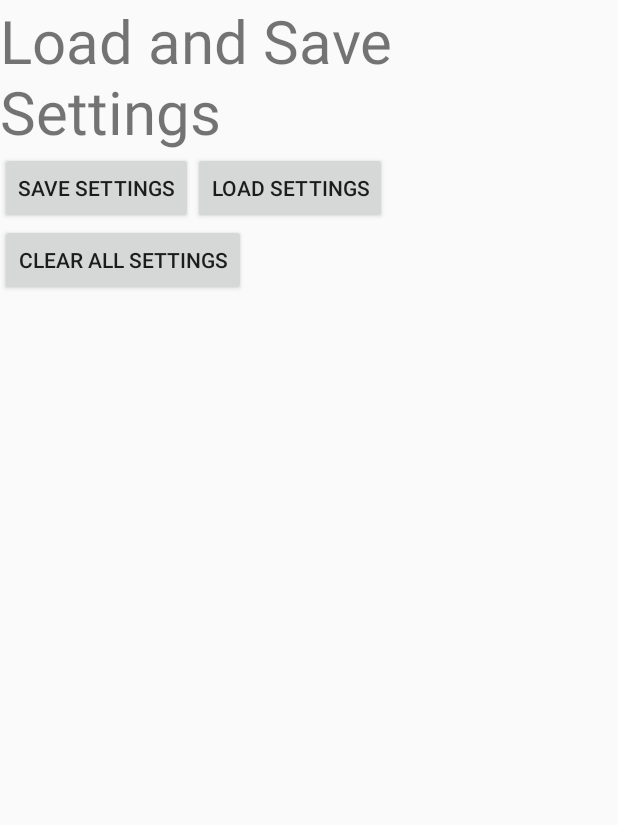
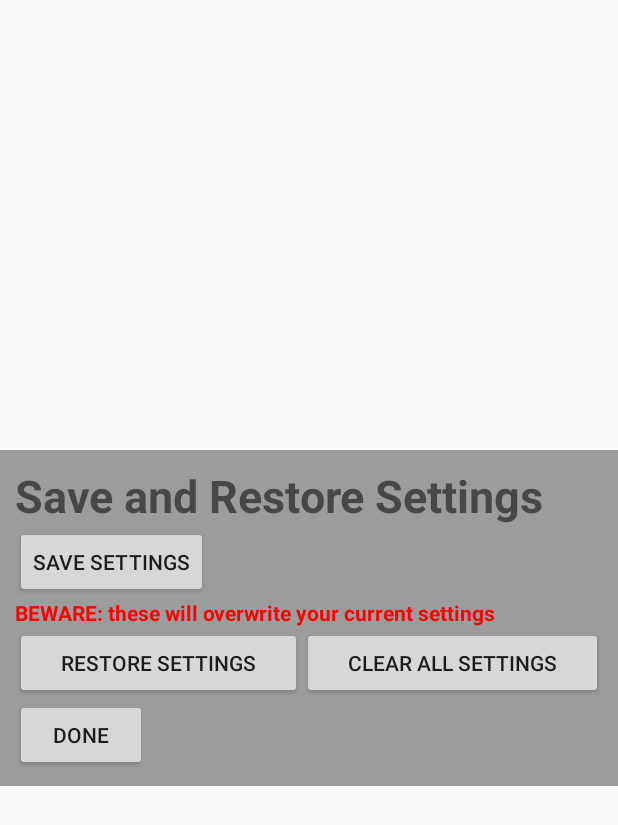
Before and after one commit to peterthevicar/dementiadayclock, an Android app: the layout load_save_fragment.xml on its own in the app's theme, with its tools: preview values and no code run, on a phone screen of 412 x 824 dp. Shown: the top 825 px of the screen. Run offline under Robolectric (Android 15) with nearby library versions, the phone set to English and light mode, and no system bars.

Commit message:
Add save and restore functions

```diff
--- a/app/src/main/AndroidManifest.xml
+++ b/app/src/main/AndroidManifest.xml
@@ -1,8 +1,8 @@
 <?xml version="1.0" encoding="utf-8"?>
 <manifest xmlns:android="http://schemas.android.com/apk/res/android"
     package="net.salisburys.dayclock"
-    android:versionCode="13"
-    android:versionName="4.4"
+    android:versionCode="14"
+    android:versionName="5"
     android:installLocation="auto">
 
     <uses-permission android:name="android.permission.WRITE_EXTERNAL_STORAGE" />
--- a/app/src/main/java/net/salisburys/dayclock/MainActivity.java
+++ b/app/src/main/java/net/salisburys/dayclock/MainActivity.java
@@ -1,5 +1,6 @@
 package net.salisburys.dayclock;
 
+import java.io.File;
 import java.io.FileInputStream;
 import java.io.FileNotFoundException;
 import java.io.FileOutputStream;
@@ -340,12 +341,14 @@ public class MainActivity extends ActionBarActivity {
                 displayDialog(R.string.help_dialog_title, getString(R.string.help_dialog_text));
                 return true;
             case R.id.action_load_save:
+                if (!stackInUse) {
                     LoadSaveFragment loadSaveFragment = new LoadSaveFragment();
                     FragmentTransaction trans = getFragmentManager().beginTransaction();
                     trans.add(R.id.container, loadSaveFragment);
                     trans.addToBackStack(null);
                     trans.commit();
                     stackInUse = true;
+                }
                 return true;
             case android.R.id.home:
                 // Implement UP
@@ -453,15 +456,14 @@ public class MainActivity extends ActionBarActivity {
             }
         }
         if (success)
-            displayDialog(R.string.save_dialog_title, getString(R.string.save_dialog_text) + fullName);
+            displayDialog(R.string.save_dialog_title, getString(R.string.save_dialog_text) +"\n"+ fullName);
         else
-            displayDialog(R.string.save_dialog_title, getString(R.string.save_dialog_fail) + fullName);
+            displayDialog(R.string.save_dialog_title, getString(R.string.save_dialog_fail) +"\n"+ fullName);
     }
 
     public void lsButLoad(View view) {
         boolean success=false;
         if (verifyStoragePermissions(this, dirName)) {
-            //TODO: are you sure?static
             ObjectInputStream input = null;
             try {
                 input = new ObjectInputStream(new FileInputStream(fullName));
@@ -502,14 +504,21 @@ public class MainActivity extends ActionBarActivity {
             }
         }
         if (success)
-            displayDialog(R.string.load_dialog_title, getString(R.string.load_dialog_text) + fullName);
+            displayDialog(R.string.load_dialog_title, getString(R.string.load_dialog_text) +"\n"+ fullName);
         else
-            displayDialog(R.string.load_dialog_title, getString(R.string.load_dialog_fail) + fullName);
+            displayDialog(R.string.load_dialog_title, getString(R.string.load_dialog_fail) +"\n"+ fullName);
     }
 
     public void lsButClear(View view) {
-        boolean success = false;
-        //TODO: clear settings code
+        // Clear all the saved settings
+        sharedPrefs.edit().clear().apply();
+        // Need to reload default values for prefs
+        PreferenceManager.setDefaultValues(this, R.xml.preferences_fragment, true);
+    }
+
+    public void lsButDone(View view) {
+        // Remove the fragment
+        popStack();
     }
     // Storage Permissions
     private static final int REQUEST_EXTERNAL_STORAGE = 1;
@@ -520,10 +529,7 @@ public class MainActivity extends ActionBarActivity {
 
     /**
      * Checks if the app has permission to write to device storage
-     * <p/>
      * If the app does not has permission then the user will be prompted to grant permissions
-     *
-     * @param activity
      */
     public static boolean verifyStoragePermissions(Activity activity, String dirName) {
         // Check if we have write permission
@@ -540,8 +546,12 @@ public class MainActivity extends ActionBarActivity {
             permission = ActivityCompat.checkSelfPermission(activity, Manifest.permission.WRITE_EXTERNAL_STORAGE);
         }
         if (permission == PackageManager.PERMISSION_GRANTED) {
-            //TODO: create directory dirName if not present
-            success = true;
+            // Have the right permissions so make sure directory exists
+            File saveDir = new File(dirName);
+            if (!saveDir.isDirectory()) {
+                saveDir.mkdirs();
+            }
+            success = (saveDir.isDirectory());
         }
         return success;
     }
--- a/app/src/main/res/layout/load_save_fragment.xml
+++ b/app/src/main/res/layout/load_save_fragment.xml
@@ -1,35 +1,70 @@
 <?xml version="1.0" encoding="utf-8"?>
 <RelativeLayout xmlns:android="http://schemas.android.com/apk/res/android"
-    android:layout_width="match_parent"
-    android:layout_height="match_parent">
+    android:layout_width="wrap_content"
+    android:layout_height="wrap_content"
+    android:layout_gravity="center"
+    android:background="#60000000"
+    android:padding="10dp">
+
     <TextView
         android:id="@+id/lsTitle"
-        android:text="Load and Save Settings"
-        android:layout_gravity="center_horizontal"
         android:layout_width="wrap_content"
-        android:textSize="40dp"
-        android:layout_height="wrap_content"/>
+        android:layout_height="wrap_content"
+        android:text="Save and Restore Settings"
+        android:textSize="30dp"
+        android:textStyle="bold" />
+
     <Button
         android:id="@+id/lsButSave"
         android:layout_width="wrap_content"
         android:layout_height="wrap_content"
-        android:text="Save settings"
         android:layout_below="@+id/lsTitle"
-        android:onClick="lsButSave"/>
-    <Button
-        android:id="@+id/lsButLoad"
+        android:onClick="lsButSave"
+        android:text="Save settings" />
+
+    <TextView
+        android:id="@+id/lsWarn"
         android:layout_width="wrap_content"
         android:layout_height="wrap_content"
-        android:text="Load Settings"
-        android:layout_below="@+id/lsTitle"
-        android:layout_toRightOf="@id/lsButSave"
-        android:onClick="lsButLoad"/>
+        android:layout_below="@+id/lsButSave"
+        android:text="BEWARE: these will overwrite your current settings"
+        android:textColor="#FF0000"
+        android:textStyle="bold" />
+
+    <LinearLayout
+        android:id="@+id/lsLinear"
+        android:layout_width="match_parent"
+        android:layout_height="wrap_content"
+        android:layout_below="@+id/lsWarn"
+        android:orientation="horizontal">
+
+        <Button
+            android:id="@+id/lsButLoad"
+            android:layout_width="wrap_content"
+            android:layout_height="wrap_content"
+            android:layout_below="@+id/lsWarn"
+            android:layout_weight="50"
+            android:onClick="lsButLoad"
+            android:text="Restore Settings" />
+
+        <Button
+            android:id="@+id/lsButClear"
+            android:layout_width="wrap_content"
+            android:layout_height="wrap_content"
+            android:layout_below="@+id/lsWarn"
+            android:layout_toRightOf="@+id/lsButLoad"
+            android:layout_weight="50"
+            android:onClick="lsButClear"
+            android:text="Clear all Settings" />
+
+    </LinearLayout>
+
     <Button
-        android:id="@+id/lsButClear"
+        android:id="@+id/lsButDone"
         android:layout_width="wrap_content"
         android:layout_height="wrap_content"
-        android:text="Clear all Settings"
-        android:layout_below="@+id/lsButSave"
-        android:onClick="lsButClear"/>
+        android:layout_below="@+id/lsLinear"
+        android:onClick="lsButDone"
+        android:text="Done" />
 
 </RelativeLayout>
--- a/app/src/main/res/values/strings.xml
+++ b/app/src/main/res/values/strings.xml
@@ -4,15 +4,15 @@
     <string name="app_name">Day Clock</string>
     <string name="action_preferences">Settings</string>
 
-    <string name="action_load_save">Load/Save settings</string>
+    <string name="action_load_save">Save/Restore settings</string>
     <string name="save_dialog_title">Save settings</string>
     <string name="save_dialog_text">Saved settings to</string>
     <string name="save_dialog_fail">**FAILED to save to</string>
 
-    <string name="action_load">Load settings</string>
-    <string name="load_dialog_title">Load settings</string>
-    <string name="load_dialog_text">Loaded settings from</string>
-    <string name="load_dialog_fail">**FAILED to load from</string>
+    <string name="action_load">Restore settings</string>
+    <string name="load_dialog_title">Restore settings</string>
+    <string name="load_dialog_text">Restored settings from</string>
+    <string name="load_dialog_fail">**FAILED to restore from</string>
 
 
     <string name="action_about">About, changes</string>
@@ -21,6 +21,7 @@
     <string name="about_dialog_text">\nAuthor: peterthevicar\n
 Open Source at sourceforge and github\n\n
 Changes:\n
+* v5 Add ability to save and restore settings to SD card - thanks Charles R for the idea.\n
 * v4.4 Change from chiralcode\'s colour picker to margaritov\'s - allows hex input and colour previews.\n
 * v4.3.1 Allow move to SD - thanks to Charles R.\n
 * v4.3 Add custom date format and optional last line text - thanks for the suggestions Charles R and Nick M.\n
@@ -56,6 +57,7 @@ Changes:\n
 * Changing the background and text colours. Each period during the day can have a different colour scheme (background and text colours). You set up the colour schemes in the second part of the settings menu (Colour schemes). Each colour scheme has a name (Normal, Contrast, Night etc) and each period of the day can choose one of the colour schemes for its display. By default the \'Early hours\' and \'Night\' periods use the Night scheme while all the others use Normal except for Tea Time which uses Contrast. The default settings for the Night theme are designed to minimise the light coming from the display.\n\n
 * Changing the names and times of the periods of the day. You can define up to 8 periods in a day. Each period has a name (e.g. Morning) a start and end time, a list of days it occurs and a colour scheme. To disable a period altogether just delete its name. You will normally want periods to end when the next begins (End when next period starts) giving a progression from one period to the next to the next. However you can also set the times to have a period entirely within another period, e.g. Supper time within Evening so you get Evening, Supper Time, and then back to Evening. Day Clock tries to be sensible about such overlapping periods and doesn\'t need the periods to be listed in the order they come in the day.\n\n
 * What\'s the point of the \'Period occurs every day\' option? Most periods (e.g. Morning) are going to occur every day so you would use this option. But you may have something like \'Carers visit\' which only happen on some days of the week. In that case you would clear the \'Period occurs every day\' option and just select the days when the carers actually visit. Day Clock will then only display \'Carers visit\' on the days you have selected (and at the time you have defined in the other settings). That would be a good example of a period which might use the Contrast colour scheme to draw attention.\n\n
+* Why would I want to save or restore my setting? If you\'ve made a lot of changes to the configuration it\'s a good backup policy to save the settings to your device\'s storage. That way if you have to reset the device, or upgrade to a new device, you can copy the settings by copying the file. It\'s also useful if you want to try out a new configuration: save your current settings first in case it all goes wrong and you can soimply restore the saved set.\n\n
     </string>
 
     <string name="label_OK">OK</string>
```
Also changed, not shown: 2 other files. Lines whose indentation alone changed are shown as unchanged.
